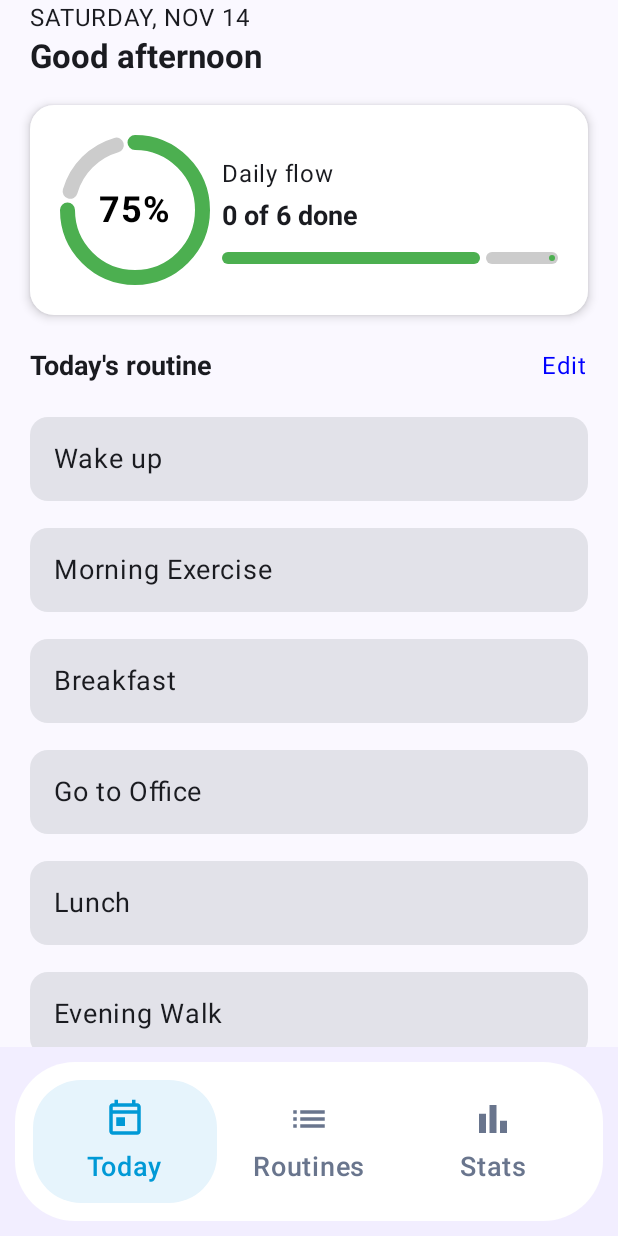
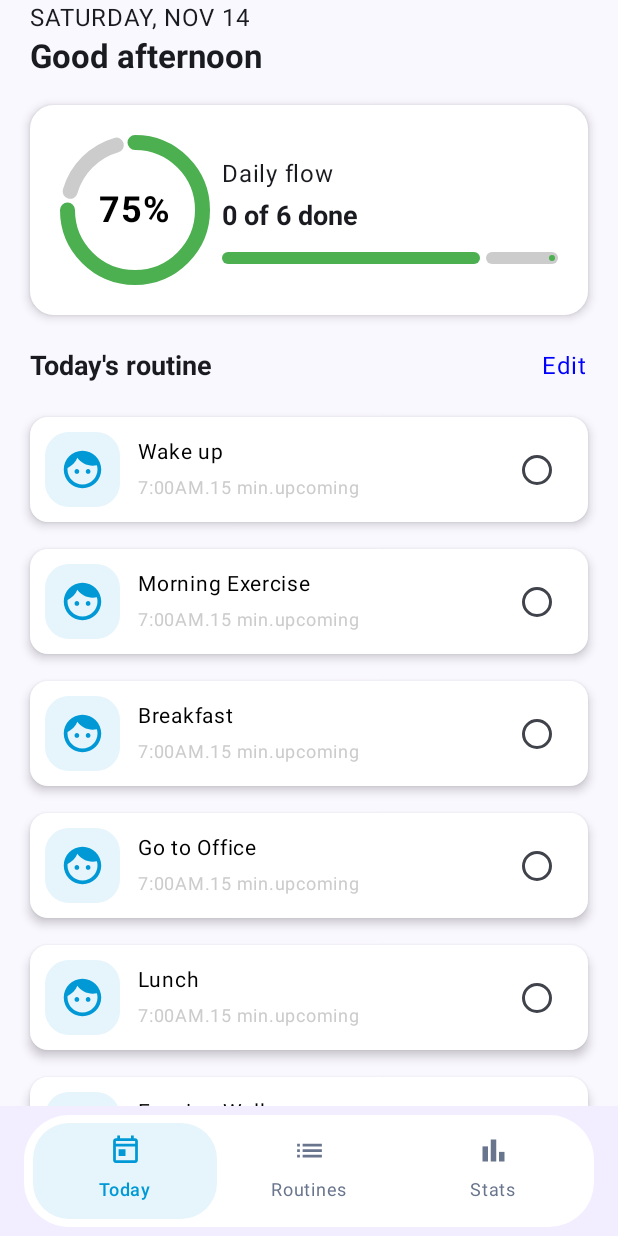
Before and after one commit to Jibinkp/Daily-Joy-Tracker, an Android app built with Jetpack Compose: the screen it shows after launch (MainActivity), on a phone screen of 412 x 824 dp. Run offline under Robolectric (Android 15) with nearby library versions, the phone set to English and light mode, and no system bars.

Commit message:
UI implementation

```diff
--- /dev/null
+++ b/app/src/main/java/com/example/dailyjoytracker/ui/components/RoutineItem.kt
@@ -0,0 +1,104 @@
+package com.example.dailyjoytracker.ui.components
+
+import androidx.compose.foundation.background
+import androidx.compose.foundation.layout.Arrangement
+import androidx.compose.foundation.layout.Column
+import androidx.compose.foundation.layout.Row
+import androidx.compose.foundation.layout.fillMaxWidth
+import androidx.compose.foundation.layout.padding
+import androidx.compose.foundation.layout.size
+import androidx.compose.foundation.shape.RoundedCornerShape
+import androidx.compose.material.icons.Icons
+import androidx.compose.material.icons.filled.Clear
+import androidx.compose.material.icons.filled.Face
+import androidx.compose.material3.Card
+import androidx.compose.material3.CardDefaults
+import androidx.compose.material3.Icon
+import androidx.compose.material3.RadioButton
+import androidx.compose.material3.Text
+import androidx.compose.material3.lightColorScheme
+import androidx.compose.runtime.Composable
+import androidx.compose.runtime.getValue
+import androidx.compose.runtime.mutableStateOf
+import androidx.compose.runtime.remember
+import androidx.compose.runtime.setValue
+import androidx.compose.ui.Alignment
+import androidx.compose.ui.Modifier
+import androidx.compose.ui.draw.clip
+import androidx.compose.ui.graphics.Color
+import androidx.compose.ui.unit.dp
+import androidx.compose.ui.unit.sp
+
+@Composable
+fun RoutineItem(forTodayList: Boolean, item: Any) {
+
+    Card(
+        modifier = Modifier.fillMaxWidth(),
+        shape = RoundedCornerShape(12.dp),
+        colors = CardDefaults.cardColors(
+            containerColor = Color.White
+        ),
+        elevation = CardDefaults.cardElevation(
+            defaultElevation = 4.dp
+        )
+    ) {
+
+        Row(
+            modifier = Modifier
+                .fillMaxWidth()
+                .padding(10.dp),
+            verticalAlignment = Alignment.CenterVertically,
+            horizontalArrangement = Arrangement.spacedBy(12.dp)
+        ) {
+            Icon(
+                imageVector = Icons.Default.Face,
+                contentDescription = "Routine",
+                modifier = Modifier
+                    .size(50.dp)
+                    .clip(RoundedCornerShape(16.dp))
+                    .background(Color(0xFFE6F4FC))
+                    .padding(10.dp),
+                tint = Color(0xFF0099D6)
+            )
+
+            Column(
+                modifier = Modifier.weight(1f)
+                    .fillMaxWidth()
+            ) {
+                Text(
+                    modifier = Modifier.fillMaxWidth(),
+                    text = item.toString(),
+                    fontSize = 14.sp,
+                    color = Color.Black,
+                )
+
+                Text(
+                    modifier = Modifier.fillMaxWidth(),
+                    text = "7:00AM.15 min.upcoming",
+                    fontSize = 12.sp,
+                    color = Color.LightGray
+                )
+            }
+
+            if (forTodayList) {
+                var isSelected by remember {
+                    mutableStateOf(false)
+                }
+
+                RadioButton(
+                    selected = isSelected,
+                    onClick = {
+                        isSelected = !isSelected
+                    }
+                )
+            } else {
+                Icon(
+                    imageVector = Icons.Default.Clear,
+                    contentDescription = "Routine",
+                )
+            }
+
+        }
+
+    }
+}
--- a/app/src/main/java/com/example/dailyjoytracker/ui/nav/BottomNavigationBar.kt
+++ b/app/src/main/java/com/example/dailyjoytracker/ui/nav/BottomNavigationBar.kt
@@ -52,45 +52,45 @@ fun BottomNavigationBar(
             .fillMaxWidth()
             .background(Color(0xFFF2EEFF))
             .navigationBarsPadding()
-            .padding(horizontal = 10.dp, vertical = 10.dp)
-            .clip(RoundedCornerShape(40.dp))
+            .padding(horizontal = 16.dp, vertical = 6.dp)
+            .clip(RoundedCornerShape(30.dp))
             .background(Color.White)
-            .padding(12.dp)
+            .padding(horizontal = 6.dp, vertical = 5.dp)
     ) {
         Row(
             modifier = Modifier.fillMaxWidth(),
             verticalAlignment = Alignment.CenterVertically
         ) {
             tabs.forEach { (tab, title, icon) ->
-
                 val isSelected = selectedTab == tab
 
                 Column(
                     modifier = Modifier
                         .weight(1f)
-                        .clip(RoundedCornerShape(32.dp))
+                        .clip(RoundedCornerShape(24.dp))
                         .background(
                             if (isSelected) Color(0xFFE6F4FC)
                             else Color.Transparent
                         )
                         .clickable { onTabSelected(tab) }
-                        .padding(vertical = 12.dp),
+                        .padding(vertical = 7.dp),
                     horizontalAlignment = Alignment.CenterHorizontally,
-                    verticalArrangement = Arrangement.spacedBy(6.dp)
+                    verticalArrangement = Arrangement.spacedBy(3.dp)
                 ) {
                     Icon(
                         imageVector = icon,
                         contentDescription = title,
                         tint = if (isSelected) Color(0xFF0099D6)
                         else Color(0xFF69758D),
-                        modifier = Modifier.size(28.dp)
+                        modifier = Modifier.size(22.dp)
                     )
 
                     Text(
                         text = title,
-                        fontSize = 18.sp,
-                        fontWeight = if (isSelected) FontWeight.SemiBold
-                        else FontWeight.Medium,
+                        fontSize = 12.sp,
+                        fontWeight = if (isSelected)
+                            FontWeight.SemiBold
+                        else FontWeight.Normal,
                         color = if (isSelected) Color(0xFF0099D6)
                         else Color(0xFF69758D)
                     )
--- a/app/src/main/java/com/example/dailyjoytracker/ui/screens/TodayScreen.kt
+++ b/app/src/main/java/com/example/dailyjoytracker/ui/screens/TodayScreen.kt
@@ -1,5 +1,6 @@
 package com.example.dailyjoytracker.ui.screens
 
+import androidx.compose.foundation.background
 import androidx.compose.foundation.layout.Arrangement
 import androidx.compose.foundation.layout.Column
 import androidx.compose.foundation.layout.Row
@@ -8,13 +9,21 @@ import androidx.compose.foundation.layout.fillMaxSize
 import androidx.compose.foundation.layout.fillMaxWidth
 import androidx.compose.foundation.layout.height
 import androidx.compose.foundation.layout.padding
+import androidx.compose.foundation.layout.size
 import androidx.compose.foundation.lazy.LazyColumn
 import androidx.compose.foundation.lazy.items
 import androidx.compose.foundation.shape.RoundedCornerShape
+import androidx.compose.material.icons.Icons
+import androidx.compose.material.icons.filled.Clear
+import androidx.compose.material.icons.filled.Face
+import androidx.compose.material.icons.filled.Preview
 import androidx.compose.material3.Card
 import androidx.compose.material3.CardDefaults
+import androidx.compose.material3.Icon
 import androidx.compose.material3.MaterialTheme
+import androidx.compose.material3.RadioButton
 import androidx.compose.material3.Scaffold
+import androidx.compose.material3.Shapes
 import androidx.compose.material3.Text
 import androidx.compose.runtime.Composable
 import androidx.compose.runtime.getValue
@@ -23,6 +32,7 @@ import androidx.compose.runtime.remember
 import androidx.compose.runtime.setValue
 import androidx.compose.ui.Alignment
 import androidx.compose.ui.Modifier
+import androidx.compose.ui.draw.clip
 import androidx.compose.ui.graphics.Color
 import androidx.compose.ui.text.font.FontWeight
 import androidx.compose.ui.tooling.preview.Preview
@@ -30,6 +40,7 @@ import androidx.compose.ui.unit.dp
 import androidx.compose.ui.unit.sp
 import com.example.dailyjoytracker.ui.components.CircularProgress
 import com.example.dailyjoytracker.ui.components.LinearProgress
+import com.example.dailyjoytracker.ui.components.RoutineItem
 import com.example.dailyjoytracker.ui.nav.BottomNavigationBar
 import com.example.dailyjoytracker.ui.nav.BottomTab
 
@@ -155,17 +166,7 @@ fun TodayScreen() {
 
             // Routine List
             items(routines) { routine ->
-
-                Card(
-                    modifier = Modifier.fillMaxWidth(),
-                    shape = RoundedCornerShape(12.dp)
-                ) {
-                    Text(
-                        text = routine,
-                        modifier = Modifier.padding(16.dp),
-                        fontSize = 18.sp
-                    )
-                }
+                RoutineItem(true, routine)
             }
         }
     }
```
